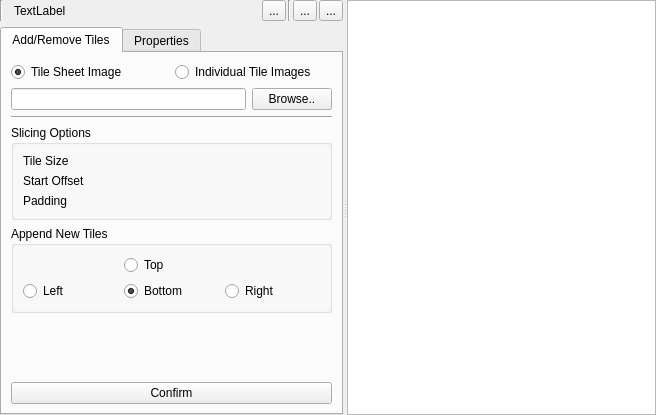
First picture: the form in Editor/src/Widget/Auxiliary/AuxTileSet.ui, repository GameOverture/HarmonyEngine, before the edit.
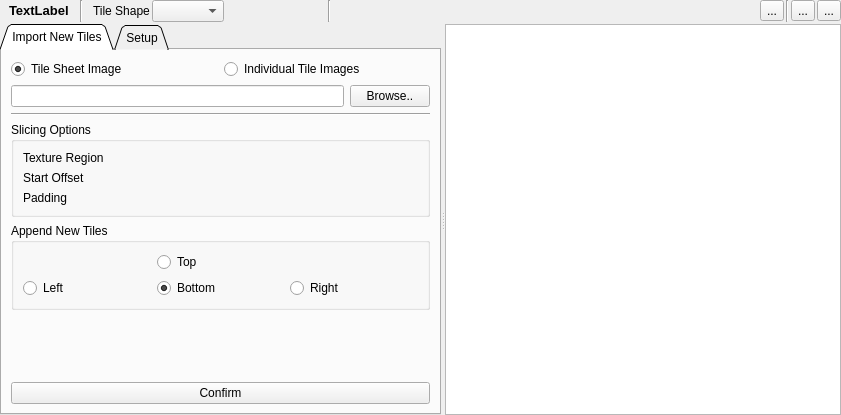
Second picture: the form after the edit. The open tabs and pages were chosen to show the change. Icons and pictures are not drawn. Custom widgets are drawn as their Qt base class.

Commit message: TileSet work, tile types and separating tile size and atlas region

```diff
--- a/Editor/src/Widget/Auxiliary/AuxTileSet.ui
+++ b/Editor/src/Widget/Auxiliary/AuxTileSet.ui
@@ -6,14 +6,17 @@
    <rect>
     <x>0</x>
     <y>0</y>
-    <width>656</width>
+    <width>841</width>
     <height>415</height>
    </rect>
   </property>
   <property name="windowTitle">
    <string>Form</string>
   </property>
-  <layout class="QVBoxLayout" name="verticalLayout_3">
+  <layout class="QVBoxLayout" name="verticalLayout_7">
+   <property name="spacing">
+    <number>2</number>
+   </property>
    <property name="leftMargin">
     <number>0</number>
    </property>
@@ -27,28 +30,14 @@
     <number>0</number>
    </property>
    <item>
-    <widget class="QSplitter" name="splitter">
-     <property name="orientation">
-      <enum>Qt::Horizontal</enum>
-     </property>
-     <widget class="QWidget" name="verticalLayoutWidget">
-      <layout class="QVBoxLayout" name="verticalLayout">
-       <item>
-        <layout class="QHBoxLayout" name="horizontalLayout">
+    <layout class="QHBoxLayout" name="horizontalLayout_3">
          <property name="spacing">
           <number>2</number>
          </property>
-         <item>
-          <widget class="Line" name="line">
-           <property name="orientation">
-            <enum>Qt::Vertical</enum>
-           </property>
-          </widget>
-         </item>
          <item>
           <widget class="QLabel" name="lblIcon">
            <property name="sizePolicy">
-            <sizepolicy hsizetype="Maximum" vsizetype="Preferred">
+        <sizepolicy hsizetype="Maximum" vsizetype="Fixed">
              <horstretch>0</horstretch>
              <verstretch>0</verstretch>
             </sizepolicy>
@@ -63,11 +52,89 @@
          </item>
          <item>
           <widget class="QLabel" name="lblName">
+       <property name="sizePolicy">
+        <sizepolicy hsizetype="Preferred" vsizetype="Fixed">
+         <horstretch>0</horstretch>
+         <verstretch>0</verstretch>
+        </sizepolicy>
+       </property>
+       <property name="minimumSize">
+        <size>
+         <width>0</width>
+         <height>19</height>
+        </size>
+       </property>
+       <property name="font">
+        <font>
+         <pointsize>10</pointsize>
+         <weight>75</weight>
+         <bold>true</bold>
+        </font>
+       </property>
            <property name="text">
             <string>TextLabel</string>
            </property>
           </widget>
          </item>
+     <item>
+      <widget class="Line" name="line">
+       <property name="minimumSize">
+        <size>
+         <width>20</width>
+         <height>0</height>
+        </size>
+       </property>
+       <property name="orientation">
+        <enum>Qt::Vertical</enum>
+       </property>
+      </widget>
+     </item>
+     <item>
+      <widget class="QLabel" name="label">
+       <property name="text">
+        <string>Tile Shape</string>
+       </property>
+      </widget>
+     </item>
+     <item>
+      <widget class="QComboBox" name="cmbTileShape"/>
+     </item>
+     <item>
+      <widget class="WgtVectorSpinBox" name="vsbTileSize" native="true">
+       <property name="sizePolicy">
+        <sizepolicy hsizetype="Maximum" vsizetype="Maximum">
+         <horstretch>0</horstretch>
+         <verstretch>0</verstretch>
+        </sizepolicy>
+       </property>
+       <property name="minimumSize">
+        <size>
+         <width>100</width>
+         <height>19</height>
+        </size>
+       </property>
+      </widget>
+     </item>
+     <item>
+      <widget class="Line" name="line_5">
+       <property name="orientation">
+        <enum>Qt::Vertical</enum>
+       </property>
+      </widget>
+     </item>
+     <item>
+      <spacer name="horizontalSpacer">
+       <property name="orientation">
+        <enum>Qt::Horizontal</enum>
+       </property>
+       <property name="sizeHint" stdset="0">
+        <size>
+         <width>40</width>
+         <height>20</height>
+        </size>
+       </property>
+      </spacer>
+     </item>
          <item>
           <widget class="QLabel" name="lblInfo">
            <property name="text">
@@ -106,7 +173,17 @@
         </layout>
        </item>
        <item>
+    <widget class="QSplitter" name="splitter">
+     <property name="orientation">
+      <enum>Qt::Horizontal</enum>
+     </property>
+     <widget class="QWidget" name="verticalLayoutWidget">
+      <layout class="QVBoxLayout" name="verticalLayout">
+       <item>
         <widget class="QTabWidget" name="tabWidget">
+         <property name="tabShape">
+          <enum>QTabWidget::Triangular</enum>
+         </property>
          <property name="currentIndex">
           <number>1</number>
          </property>
@@ -116,7 +193,7 @@
             <normaloff>:/icons16x16/generic-add.png</normaloff>:/icons16x16/generic-add.png</iconset>
           </attribute>
           <attribute name="title">
-           <string>Add/Remove Tiles</string>
+           <string>Import New Tiles</string>
           </attribute>
           <layout class="QVBoxLayout" name="verticalLayout_4">
            <item>
@@ -183,7 +260,7 @@
                  <string>The size of each tile within the tile sheet. The TileSet will use the largest tiles' size for all tiles</string>
                 </property>
                 <property name="text">
-                 <string>Tile Size</string>
+                 <string>Texture Region</string>
                 </property>
                </widget>
               </item>
@@ -207,15 +284,15 @@
                 </property>
                </widget>
               </item>
-              <item row="0" column="1">
-               <widget class="WgtVectorSpinBox" name="vsbTileSize" native="true"/>
-              </item>
               <item row="1" column="1">
                <widget class="WgtVectorSpinBox" name="vsbStartOffset" native="true"/>
               </item>
               <item row="2" column="1">
                <widget class="WgtVectorSpinBox" name="vsbPadding" native="true"/>
               </item>
+              <item row="0" column="1">
+               <widget class="WgtVectorSpinBox" name="vsbTextureRegion" native="true"/>
+              </item>
              </layout>
             </widget>
            </item>
@@ -306,7 +383,7 @@
             <normaloff>:/icons16x16/items/TileSet-Settings.png</normaloff>:/icons16x16/items/TileSet-Settings.png</iconset>
           </attribute>
           <attribute name="title">
-           <string>Properties</string>
+           <string>Setup</string>
           </attribute>
           <layout class="QVBoxLayout" name="verticalLayout_2">
            <property name="leftMargin">
@@ -330,7 +407,16 @@
        </item>
       </layout>
      </widget>
+     <widget class="QWidget" name="verticalLayoutWidget_2">
+      <layout class="QVBoxLayout" name="verticalLayout_3">
+       <property name="spacing">
+        <number>2</number>
+       </property>
+       <item>
      <widget class="TileSetView" name="graphicsView"/>
+       </item>
+      </layout>
+     </widget>
     </widget>
    </item>
   </layout>
```
Left out of the diff: 4 changed lines with no effect on the pictures. Lines whose indentation alone changed are shown as unchanged. The commit also changes 13 other files.
